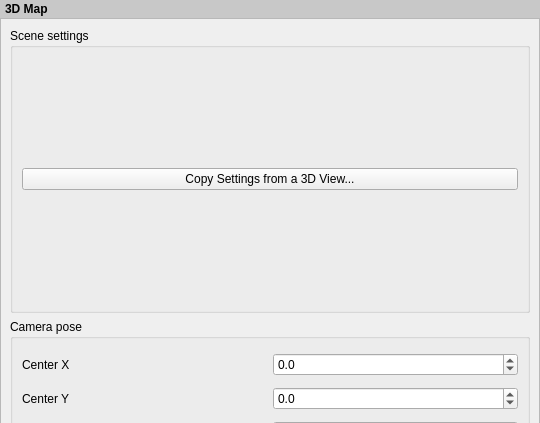
Qt form src/ui/layout/qgslayout3dmapwidgetbase.ui (qgis/QGIS) before a commit; both pictures show x 0 to 540 and y 0 to 423 of the 540 by 613 pixel window.
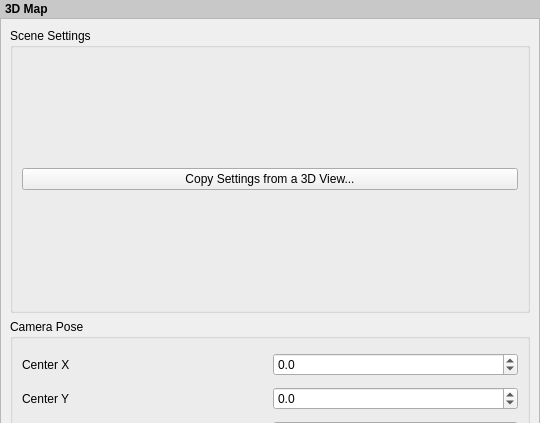
The same form after that commit. Custom widgets are drawn as their Qt base class.

```diff
--- a/src/ui/layout/qgslayout3dmapwidgetbase.ui
+++ b/src/ui/layout/qgslayout3dmapwidgetbase.ui
@@ -63,7 +63,7 @@
        <item>
         <widget class="QGroupBox" name="groupBox_3">
          <property name="title">
-          <string>Scene settings</string>
+          <string>Scene Settings</string>
          </property>
          <layout class="QVBoxLayout" name="verticalLayout_5">
           <item>
@@ -79,7 +79,7 @@
        <item>
         <widget class="QGroupBox" name="groupBox_4">
          <property name="title">
-          <string>Camera pose</string>
+          <string>Camera Pose</string>
          </property>
          <layout class="QGridLayout" name="gridLayout_3">
           <item row="1" column="1">
```
